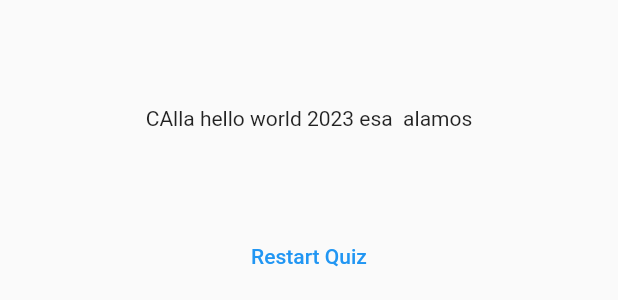
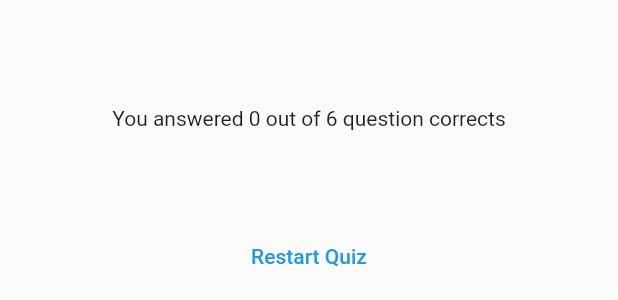
Before and after one commit to bastndev/Flutter_Quiz-App, a Flutter app: the ResultsScreen widget shown alone on an empty page, opened directly with empty values, on a phone screen of 412 x 824 dp. Shown: the part 419-719 px from the top of the screen. Run offline on Flutter 3.47's test engine with Material 2 defaults, Android fonts, the phone set to English and light mode, and no system bars; our stand-ins replace google_fonts.

Commit message:
:arrow_up: Quiz `v7.0.0`

```diff
--- a/lib/results_screen.dart
+++ b/lib/results_screen.dart
@@ -26,6 +26,12 @@ class ResultsScreen extends StatelessWidget {
 
   @override
   Widget build(BuildContext context) {
+    final summaryData = getSummaryData();
+    final numberTotal = questions.length;
+    final numberCorrect = summaryData.where((data){
+    return data['user_answer'] == data['correct_answer'];
+  }).length;
+
     return SizedBox(
       width: double.infinity,
       child: Container(
@@ -33,9 +39,10 @@ class ResultsScreen extends StatelessWidget {
         child: Column(
           mainAxisAlignment: MainAxisAlignment.center,
           children: [
-            const Text('CAlla hello world 2023 esa  alamos'),
+            Text(
+              'You answered $numberCorrect out of $numberTotal question corrects'),
             const SizedBox(height: 30),
-            QuestionsSummary(getSummaryData()),
+            QuestionsSummary(summaryData),
             const SizedBox(height: 30),
             TextButton(
               onPressed: () {},
```
